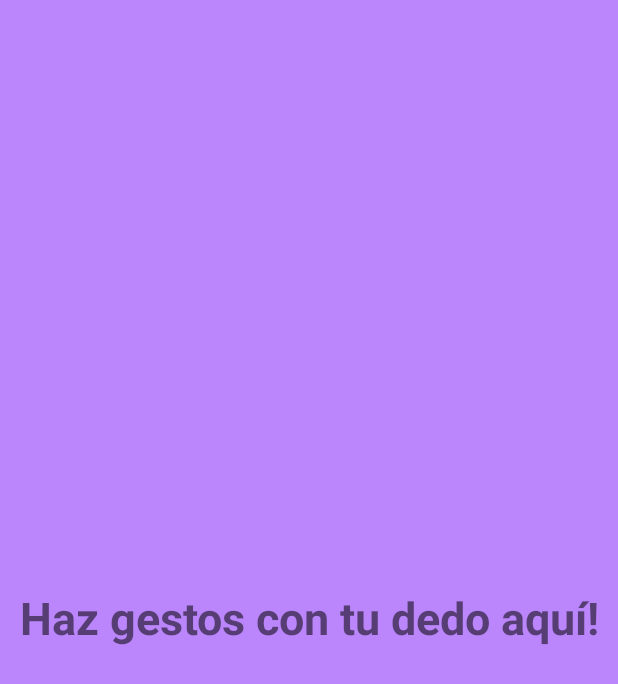
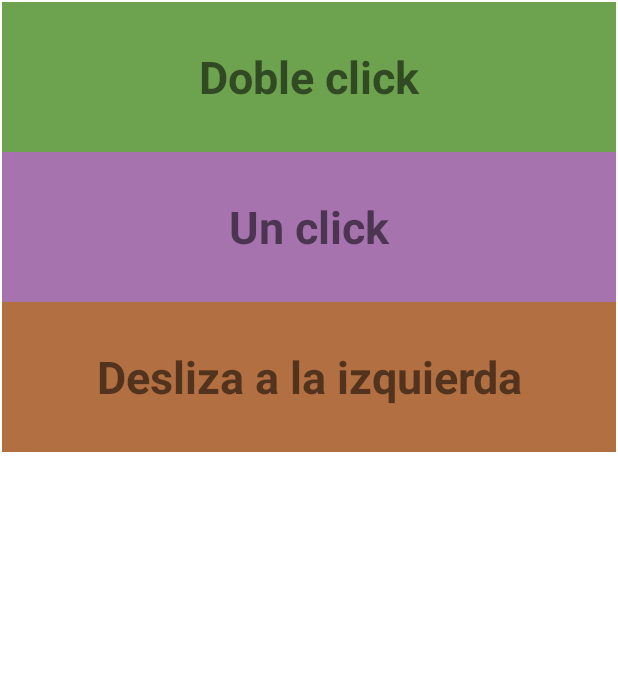
Before and after one commit to lisb3th21/MotionEvent, an Android app: the screen it shows after launch (MainActivity), on a phone screen of 412 x 824 dp. Shown: the top 684 px of the screen. Run offline under Robolectric (Android 15) with nearby library versions, the phone set to English and light mode, and no system bars.

Commit message:
seguir haciendo en clase

```diff
--- a/app/src/main/java/com/lisbeth/motionevent/MainActivity.java
+++ b/app/src/main/java/com/lisbeth/motionevent/MainActivity.java
@@ -26,7 +26,7 @@ public class MainActivity extends AppCompatActivity implements
         setContentView(R.layout.activity_main);
         getSupportActionBar().hide();
         setContentView(R.layout.activity_main);
-        View myView = findViewById(R.id.squareMain);
+        //View myView = findViewById(R.id.squareMain);
         mDetector = new GestureDetectorCompat(this,this);
 
         mDetector.setOnDoubleTapListener(this);
--- a/app/src/main/res/layout/activity_main.xml
+++ b/app/src/main/res/layout/activity_main.xml
@@ -7,21 +7,54 @@
     tools:context=".MainActivity">
 
 
-    <TextView
-        android:id="@+id/squareMain"
+    <RelativeLayout
         android:layout_width="match_parent"
         android:layout_height="match_parent"
-        android:background="@color/purple_200"
-        android:gravity="center"
-        android:text="Haz gestos con tu dedo aquí!"
-        android:textSize="30dp"
-        android:textStyle="bold"
-        app:layout_constraintBottom_toBottomOf="parent"
-        app:layout_constraintEnd_toEndOf="parent"
-        app:layout_constraintStart_toStartOf="parent"
-        app:layout_constraintTop_toTopOf="parent"
-    />
+        android:background="@color/cardview_light_background"
+        android:padding="@dimen/cardview_compat_inset_shadow"
+        tools:layout_editor_absoluteX="60dp"
+        tools:layout_editor_absoluteY="0dp">
 
+        <TextView
+            android:id="@+id/view1"
+            android:layout_width="match_parent"
+            android:layout_height="100dp"
+            android:background="@color/cardColor2"
+            android:contentDescription="@string/app_name"
+            android:gravity="center"
+            android:text="Doble click"
+            android:textSize="30dp"
+            android:textStyle="bold"
+            />
+
+        <TextView
+            android:id="@+id/view2"
+            android:layout_width="match_parent"
+            android:layout_height="100dp"
+            android:layout_below="@+id/view1"
+            android:layout_marginTop="0dp"
+            android:background="@color/cardColor1"
+            android:contentDescription="@string/app_name"
+            android:gravity="center"
+            android:text="Un click"
+            android:textSize="30dp"
+            android:textStyle="bold" />
+
+        <TextView
+            android:id="@+id/view3"
+            android:layout_width="match_parent"
+            android:layout_height="100dp"
+            android:layout_below="@+id/view1"
+            android:layout_marginTop="100dp"
+            android:background="@color/cardColor3"
+            android:contentDescription="@string/app_name"
+            android:gravity="center"
+            android:text="Desliza a la izquierda"
+            android:textSize="30dp"
+            android:textStyle="bold" />
+
+
+    </RelativeLayout>
 
 
 </androidx.constraintlayout.widget.ConstraintLayout>
--- a/app/src/main/res/values/colors.xml
+++ b/app/src/main/res/values/colors.xml
@@ -7,4 +7,7 @@
     <color name="teal_700">#FF018786</color>
     <color name="black">#FF000000</color>
     <color name="white">#FFFFFFFF</color>
+    <color name="cardColor1">#A773AF</color>
+    <color name="cardColor2">#6DA24F</color>
+    <color name="cardColor3">#B26F42</color>
 </resources>
```
